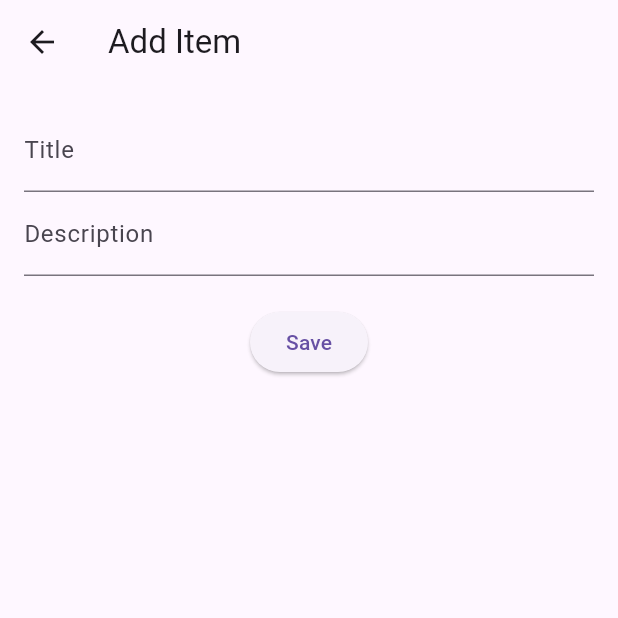
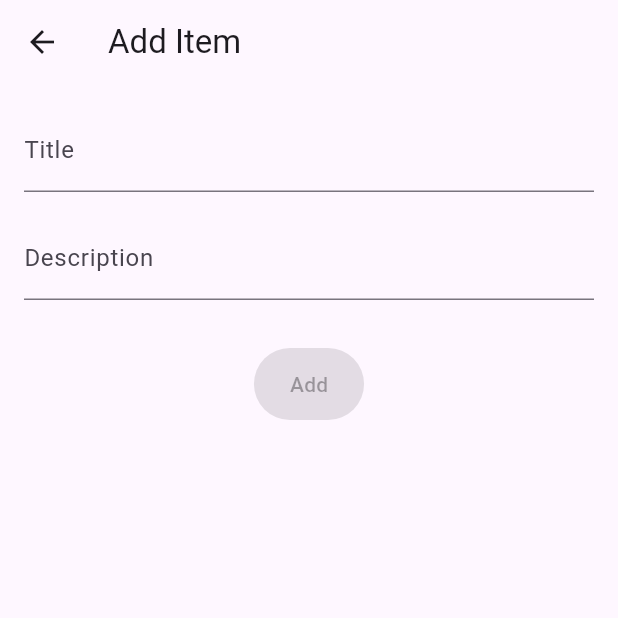
Before and after one commit to elaiaep/final_project, a Flutter app: the ItemListScreen screen opened directly, after a tap on the "add" icon, on a phone screen of 412 x 824 dp, the top half of it. Run offline on Flutter 3.47's test engine with Material 3 defaults, Android fonts, the phone set to English and light mode, and no system bars; our stand-ins replace easy_localization, firebase_auth, firebase_core, geolocator, google_maps_flutter, google_sign_in and 2 more; accounts and stored records are empty; network calls fail.

```diff
--- a/lib/screens/add_edit_item_screen.dart
+++ b/lib/screens/add_edit_item_screen.dart
@@ -1,60 +1,103 @@
 import 'package:flutter/material.dart';
 import '../models/item.dart';
 import '../services/db_service.dart';
+import '../widgets/reusable_widgets.dart'; // ✅ Import your reusable widgets
 
 class AddEditItemScreen extends StatefulWidget {
   final Item? item;
   const AddEditItemScreen({super.key, this.item});
-  @override State<AddEditItemScreen> createState() => _AddEditItemScreenState();
+
+  @override
+  State<AddEditItemScreen> createState() => _AddEditItemScreenState();
 }
 
 class _AddEditItemScreenState extends State<AddEditItemScreen> {
-  final _f = GlobalKey<FormState>();
-  late TextEditingController tC, dC;
+  final _formKey = GlobalKey<FormState>();
+  final _titleController = TextEditingController();
+  final _descController = TextEditingController();
+  bool _isSaving = false;
 
-  @override void initState(){
+  @override
+  void initState() {
     super.initState();
-    tC = TextEditingController(text: widget.item?.title);
-    dC = TextEditingController(text: widget.item?.description);
+    if (widget.item != null) {
+      _titleController.text = widget.item!.title;
+      _descController.text = widget.item!.description;
+    }
   }
 
-  Future<void> _save() async {
-    if (!_f.currentState!.validate()) return;
-    final it = Item(
-        id: widget.item?.id,
-        title: tC.text, description: dC.text
+  Future<void> _saveItem() async {
+    if (!_formKey.currentState!.validate()) return;
+
+    setState(() => _isSaving = true);
+
+    final newItem = Item(
+      id: widget.item?.id,
+      title: _titleController.text.trim(),
+      description: _descController.text.trim(),
     );
+
     if (widget.item == null) {
-      await DBService().addItem(it);
+      await DBService().addItem(newItem);
     } else {
-      await DBService().updateItem(it);
+      await DBService().updateItem(newItem);
     }
-    Navigator.pop(context);
+
+    await Future.delayed(const Duration(milliseconds: 300)); // slight delay
+    if (mounted) Navigator.pop(context);
   }
 
-  @override Widget build(BuildContext c) {
+  @override
+  Widget build(BuildContext context) {
     return Scaffold(
       appBar: AppBar(
-          title: Text(widget.item==null?'Add Item':'Edit Item')
+        title: Text(widget.item == null ? 'Add Item' : 'Edit Item'),
       ),
-      body: Padding(
-        padding: const EdgeInsets.all(16),
-        child: Form(
-          key:_f,
-          child: Column(children:[
-            TextFormField(
-              controller:tC,
-              decoration: const InputDecoration(labelText:'Title'),
-              validator:(v)=>v==null||v.isEmpty?'Required':null,
+      body: AnimatedOpacity(
+        opacity: 1.0,
+        duration: const Duration(milliseconds: 500),
+        child: Padding(
+          padding: const EdgeInsets.all(16),
+          child: Form(
+            key: _formKey,
+            child: Column(
+              children: [
+                AnimatedContainer(
+                  duration: const Duration(milliseconds: 500),
+                  curve: Curves.easeOut,
+                  child: TextFormField(
+                    controller: _titleController,
+                    decoration: const InputDecoration(labelText: 'Title'),
+                    validator: (value) => value!.isEmpty ? 'Enter title' : null,
+                  ),
+                ),
+                const SizedBox(height: 16),
+                AnimatedContainer(
+                  duration: const Duration(milliseconds: 600),
+                  curve: Curves.easeOut,
+                  child: TextFormField(
+                    controller: _descController,
+                    decoration: const InputDecoration(labelText: 'Description'),
+                    validator: (value) => value!.isEmpty ? 'Enter description' : null,
+                  ),
+                ),
+                const SizedBox(height: 32),
+
+                // ✅ Use AnimatedActionButton here
+                _isSaving
+                    ? const SizedBox(
+                  width: 40,
+                  height: 40,
+                  child: CircularProgressIndicator(strokeWidth: 3),
+                )
+                    : AnimatedActionButton(
+                  onPressed: _saveItem,
+                  color: Colors.green,
+                  child: Text(widget.item == null ? 'Add' : 'Save'),
+                ),
+              ],
             ),
-            TextFormField(
-              controller:dC,
-              decoration: const InputDecoration(labelText:'Description'),
-              validator:(v)=>v==null||v.isEmpty?'Required':null,
-            ),
-            const SizedBox(height:20),
-            ElevatedButton(onPressed:_save, child: const Text('Save')),
-          ]),
+          ),
         ),
       ),
     );
--- a/lib/screens/home_screen.dart
+++ b/lib/screens/home_screen.dart
@@ -25,6 +25,8 @@ class _HomeScreenState extends State<HomeScreen> {
           .toList();
     });
   }
+
+
 
   @override
   Widget build(BuildContext context) {
--- a/lib/screens/item_detail_screen.dart
+++ b/lib/screens/item_detail_screen.dart
@@ -34,11 +34,17 @@ class _ItemListScreenState extends State<ItemListScreen> {
   void navigateToEdit(Item? item) async {
     await Navigator.push(
       context,
-      MaterialPageRoute(
-        builder: (_) => AddEditItemScreen(item: item),
+      PageRouteBuilder(
+        pageBuilder: (_, __, ___) => AddEditItemScreen(item: item),
+        transitionsBuilder: (_, animation, __, child) {
+          return SlideTransition(
+            position: Tween<Offset>(begin: Offset(1, 0), end: Offset.zero).animate(animation),
+            child: child,
+          );
+        },
       ),
     );
-    fetchItems();
+    fetchItems(); // Refresh after return
   }
 
   @override
--- a/lib/widgets/reusable_widgets.dart
+++ b/lib/widgets/reusable_widgets.dart
@@ -1,16 +1,90 @@
 import 'package:flutter/material.dart';
+import 'package:lottie/lottie.dart';
 
-class Reusable {
-  static ElevatedButton elevatedButton({
-    required String text,
-    required VoidCallback onPressed,
-  }) => ElevatedButton(
-    onPressed: onPressed,
-    child: Text(text),
-  );
+/// Animated scaling button
+class AnimatedActionButton extends StatefulWidget {
+  final VoidCallback onPressed;
+  final Widget child;
+  final Color color;
 
-  static Widget title(String text) => Text(
-    text,
-    style: const TextStyle(fontSize: 24, fontWeight: FontWeight.bold),
-  );
+  const AnimatedActionButton({
+    super.key,
+    required this.onPressed,
+    required this.child,
+    this.color = Colors.blue,
+  });
+
+  @override
+  State<AnimatedActionButton> createState() => _AnimatedActionButtonState();
 }
+
+class _AnimatedActionButtonState extends State<AnimatedActionButton> {
+  double _scale = 1.0;
+
+  @override
+  Widget build(BuildContext context) {
+    return GestureDetector(
+      onTapDown: (_) => setState(() => _scale = 0.95),
+      onTapUp: (_) {
+        setState(() => _scale = 1.0);
+        widget.onPressed();
+      },
+      child: AnimatedScale(
+        scale: _scale,
+        duration: const Duration(milliseconds: 100),
+        child: ElevatedButton(
+          onPressed: null,
+          style: ElevatedButton.styleFrom(
+            backgroundColor: widget.color,
+            padding: const EdgeInsets.symmetric(horizontal: 24, vertical: 14),
+          ),
+          child: widget.child,
+        ),
+      ),
+    );
+  }
+}
+
+/// Slide + fade in animation for list items
+class AnimatedEntrance extends StatelessWidget {
+  final Widget child;
+  final int index;
+
+  const AnimatedEntrance({super.key, required this.child, required this.index});
+
+  @override
+  Widget build(BuildContext context) {
+    return TweenAnimationBuilder<Offset>(
+      tween: Tween<Offset>(
+        begin: const Offset(1, 0),
+        end: Offset.zero,
+      ),
+      duration: Duration(milliseconds: 300 + index * 100),
+      builder: (context, offset, _) {
+        return Transform.translate(
+          offset: offset * 30,
+          child: Opacity(
+            opacity: 1 - offset.dx,
+            child: child,
+          ),
+        );
+      },
+    );
+  }
+}
+
+/// Lottie loading animation widget
+class LoadingLottie extends StatelessWidget {
+  const LoadingLottie({super.key});
+
+  @override
+  Widget build(BuildContext context) {
+    return Center(
+      child: Lottie.asset(
+        'assets/animations/loading.json',
+        width: 150,
+        height: 150,
+      ),
+    );
+  }
+}
```
Also changed, not shown: lib/screens/item_list_screen.dart (+46 -14 lines).
